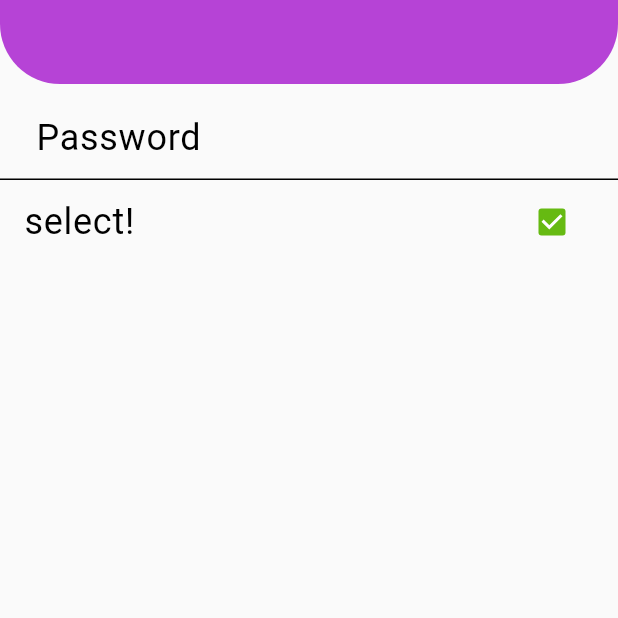
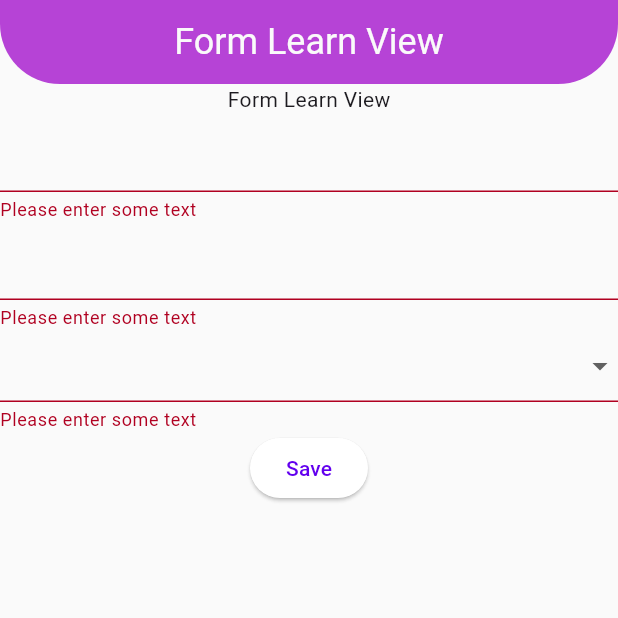
Before and after one commit to mehmetfurkansakiz/Flutter-Learn, a Flutter app: the screen it shows after launch, on a phone screen of 412 x 824 dp, the top half of it. Run offline on Flutter 3.47's test engine with Material 3 defaults, Android fonts, the phone set to English and light mode, and no system bars; our stand-ins replace dio, flutter_spinkit.

Commit message:
202 - Extension, OOP, Mixin, Form Validate

```diff
--- /dev/null
+++ b/lib/202/custom_exception.dart
@@ -0,0 +1,6 @@
+class FileDownloadException implements Exception {
+  @override
+  String toString() {
+    return 'File download has failed!';
+  }
+}
--- /dev/null
+++ b/lib/202/form_learn_view.dart
@@ -0,0 +1,65 @@
+import 'package:flutter/material.dart';
+
+class FormLearnView extends StatefulWidget {
+  const FormLearnView({super.key});
+
+  @override
+  State<FormLearnView> createState() => _FormLearnViewState();
+}
+
+class _FormLearnViewState extends State<FormLearnView> {
+  GlobalKey<FormState> _key = GlobalKey();
+  @override
+  Widget build(BuildContext context) {
+    return Scaffold(
+      appBar: AppBar(
+        title: const Text("Form Learn View"),
+      ),
+      body: Form(
+        key: _key,
+        autovalidateMode: AutovalidateMode.always,
+        child: Column(
+          children: [
+            Text("Form Learn View"),
+            TextFormField(
+              validator: (value) {
+                return FormFieldValidator().isNotEmpty(value);
+              },
+            ),
+            TextFormField(
+              validator: (value) {
+                return FormFieldValidator().isNotEmpty(value);
+              },
+            ),
+            DropdownButtonFormField(
+              validator: (value) {
+                return FormFieldValidator().isNotEmpty(value);
+              },
+              items: const [
+                DropdownMenuItem(value: 'v', child: Text('a')),
+                DropdownMenuItem(value: 'v2', child: Text('a2')),
+                DropdownMenuItem(value: 'v3', child: Text('a3')),
+              ],
+              onChanged: (value) {
+                print(value);
+              },
+            ),
+            ElevatedButton(
+                onPressed: () {
+                  if (_key.currentState?.validate() ?? false) {
+                    print('okey');
+                  }
+                },
+                child: Text('Save'))
+          ],
+        ),
+      ),
+    );
+  }
+}
+
+class FormFieldValidator {
+  String? isNotEmpty(String? data) {
+    return (data?.isNotEmpty ?? false) ? null : "Please enter some text";
+  }
+}
--- a/lib/202/theme/light_theme.dart
+++ b/lib/202/theme/light_theme.dart
@@ -13,6 +13,7 @@ class LightTheme {
             FloatingActionButtonThemeData(backgroundColor: Colors.deepPurple, foregroundColor: Colors.white),
         appBarTheme: AppBarTheme(
           backgroundColor: _lightColors._ultravioletOnsible,
+          titleTextStyle: TextStyle(color: _lightColors._white, fontSize: 24),
           centerTitle: true,
           elevation: 0,
           systemOverlayStyle: SystemUiOverlayStyle.light,
--- a/lib/main.dart
+++ b/lib/main.dart
@@ -1,5 +1,10 @@
 import 'package:flutter/material.dart';
+import 'package:flutter_learn/202/animated_learn_view.dart';
+import 'package:flutter_learn/202/form_learn_view.dart';
+import 'package:flutter_learn/202/image_learn_202.dart';
+import 'package:flutter_learn/202/oop_learn_view.dart';
 import 'package:flutter_learn/202/package_learn_view.dart';
+import 'package:flutter_learn/202/state_manage/state_manage_learn_view.dart';
 import 'package:flutter_learn/202/theme/light_theme.dart';
 import 'package:flutter_learn/202/theme_learn_view.dart';
 
@@ -49,7 +54,7 @@ class MyApp extends StatelessWidget {
       //     systemOverlayStyle: SystemUiOverlayStyle.dark,
       //   ),
       // ),
-      home: ThemeLearnView(),
+      home: FormLearnView(),
     );
   }
 }
```
Also changed, not shown: lib/202/animated_learn_view.dart (added, +126 -0 lines), lib/202/image_learn_202.dart (added, +33 -0 lines), lib/202/oop_learn.dart (added, +59 -0 lines), lib/202/oop_learn_view.dart (added, +34 -0 lines), lib/202/state_manage/state_learn_view_model.dart (added, +24 -0 lines), lib/202/state_manage/state_manage_learn_view.dart (added, +29 -0 lines).
